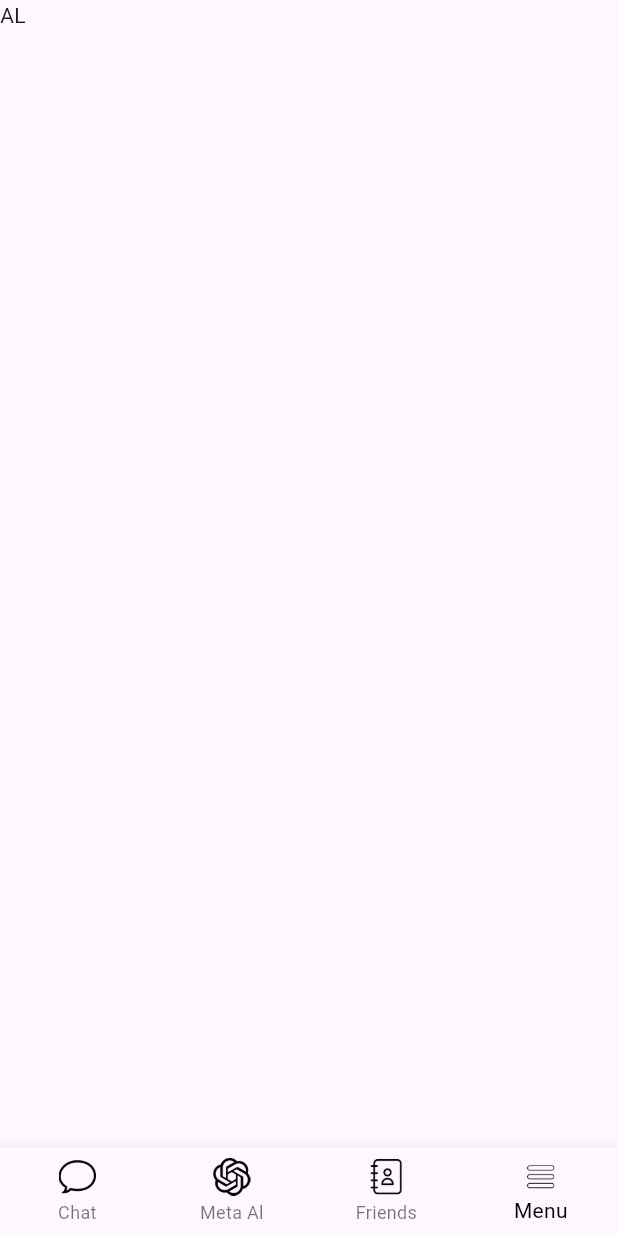
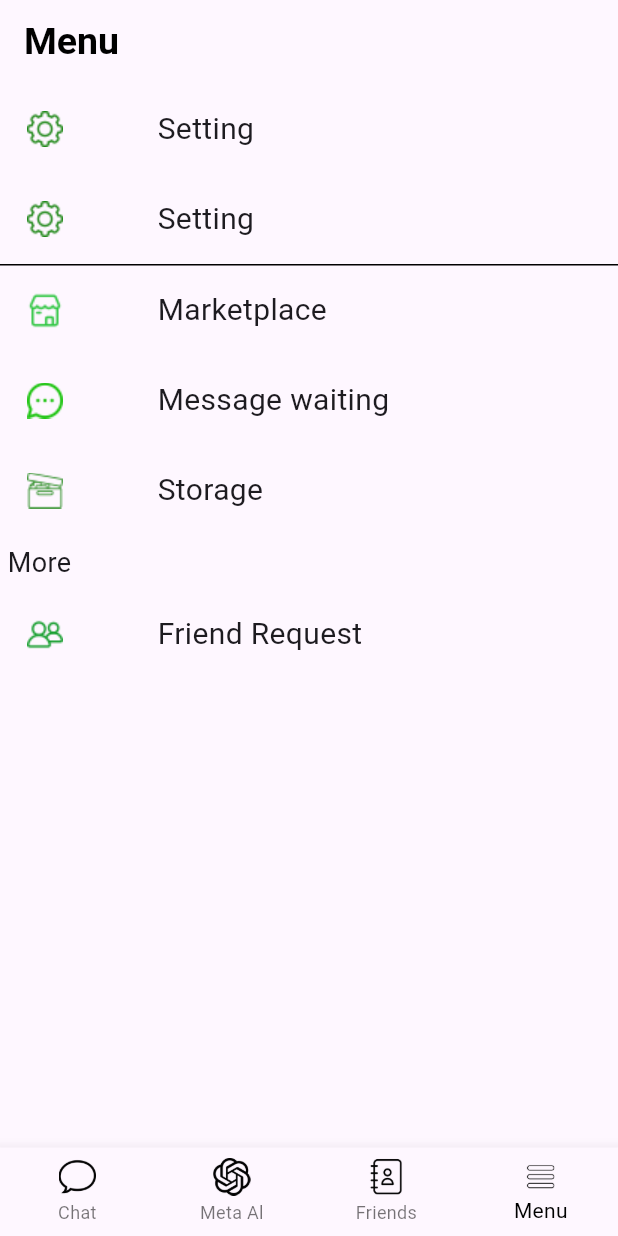
Before and after one commit to tranqui268/Chat-App, a Flutter app: the HomePage screen opened directly, item 4 of the bottom bar chosen, on a phone screen of 412 x 824 dp. Run offline on Flutter 3.47's test engine with Material 3 defaults, Android fonts, the phone set to English and light mode, and no system bars; network calls fail.

Commit message:
feat/UI menu

```diff
--- a/QChat/lib/screen/home_page.dart
+++ b/QChat/lib/screen/home_page.dart
@@ -1,3 +1,4 @@
+import 'package:chat_app/screen/menu_page.dart';
 import 'package:chat_app/screen/message_page.dart';
 import 'package:flutter/material.dart';
 
@@ -13,7 +14,7 @@ class _HomePageState extends State<HomePage>{
     const MessagePage(),
     Text('AL'),
     Text('AL'),
-    Text('AL'),
+    const MenuPage(),
   ];
   @override
   Widget build(Object context) {
--- /dev/null
+++ b/QChat/lib/screen/menu_page.dart
@@ -0,0 +1,87 @@
+import 'package:flutter/material.dart';
+
+class MenuPage extends StatelessWidget {
+  const MenuPage({super.key});
+
+  @override
+  Widget build(BuildContext context) {
+    return Scaffold(
+      appBar: AppBar(
+        title: const Text('Menu', style: TextStyle(
+          color: Colors.black,
+          fontWeight: FontWeight.bold,
+          fontSize: 25
+        ),
+      ),
+      ),
+      body: ListView(
+        children: [
+          GestureDetector(
+            onTap: (){
+
+            },
+            child: _MenuItem('assets/icons/settings.png', 'Setting'),
+          ),
+          GestureDetector(
+            onTap: (){
+
+            },
+            child: _MenuItem('assets/icons/settings.png', 'Setting'),
+          ),
+           Container(
+            height: 1.0,
+            color: Colors.black,
+            width: double.infinity,
+
+          ),
+          GestureDetector(
+            onTap: (){
+
+            },
+            child: _MenuItem('assets/icons/store.png', 'Marketplace'),
+          ),
+          GestureDetector(
+            onTap: (){
+
+            },
+            child: _MenuItem('assets/icons/messenger.png', 'Message waiting'),
+          ),
+          GestureDetector(
+            onTap: (){
+
+            },
+            child: _MenuItem('assets/icons/storage-box.png', 'Storage'),
+          ),
+          const Padding(
+            padding: EdgeInsets.all(5),
+            child: Text('More', style: TextStyle(fontSize: 18),),
+          ),
+          GestureDetector(
+            onTap: (){
+
+            },
+            child: _MenuItem('assets/icons/friends.png', 'Friend Request'),
+          ),
+
+        ],
+
+      ),
+    );
+  }
+
+  Widget _MenuItem(String url, String itemName){
+    return Container(
+      padding: const EdgeInsets.all(5),
+      child: Row(
+        children: [
+          Image.asset(url, width: 50, height: 50,),
+          const SizedBox(width: 50,),
+          Text(itemName, textAlign: TextAlign.center, style: const TextStyle(
+            fontSize: 20
+          ),
+        )
+        ]
+      ),
+    );
+  }
+}
```
Also changed, not shown: QChat/assets/icons/friends.png (added), QChat/assets/icons/messenger.png (added), QChat/assets/icons/settings.png (added), QChat/assets/icons/storage-box.png (added), QChat/assets/icons/store.png (added).
